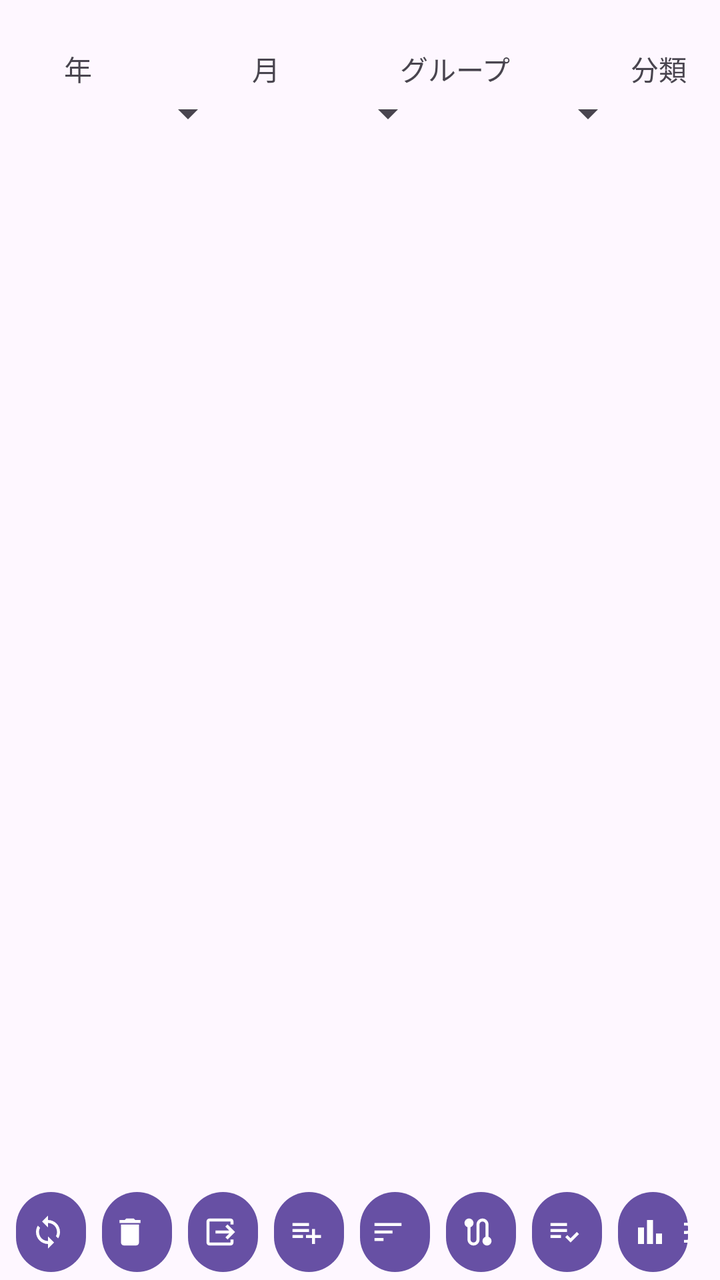
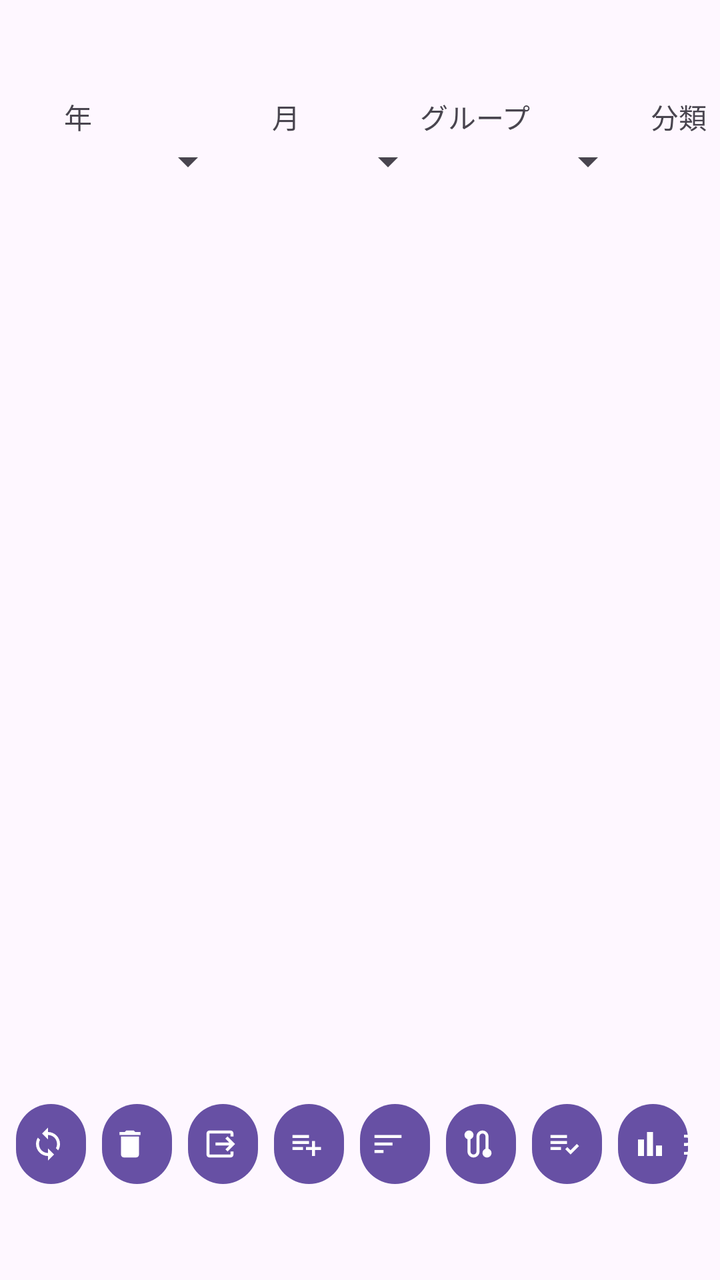

Screens rendered from an Android XML layout before and after an edit, with the pre-edit source and the edit as a unified diff.
<!-- AndroidManifest.xml: application theme Theme.MyApplication4 -->
<!-- res/layout/activity_gps_trace_list.xml -->
<?xml version="1.0" encoding="utf-8"?>
<androidx.constraintlayout.widget.ConstraintLayout xmlns:android="http://schemas.android.com/apk/res/android"
    xmlns:app="http://schemas.android.com/apk/res-auto"
    xmlns:tools="http://schemas.android.com/tools"
    android:id="@+id/main"
    android:layout_width="match_parent"
    android:layout_height="match_parent"
    tools:context=".GpsTraceListActivity">

    <Spinner
        android:id="@+id/spinner7"
        android:layout_width="110dp"
        android:layout_height="wrap_content"
        android:layout_marginStart="8dp"
        app:layout_constraintStart_toStartOf="parent"
        app:layout_constraintTop_toBottomOf="@+id/textView34" />

    <Spinner
        android:id="@+id/spinner8"
        android:layout_width="100dp"
        android:layout_height="wrap_content"
        app:layout_constraintStart_toEndOf="@+id/spinner14"
        app:layout_constraintTop_toBottomOf="@+id/textView35" />

    <Spinner
        android:id="@+id/spinner9"
        android:layout_width="100dp"
        android:layout_height="wrap_content"
        android:layout_marginStart="8dp"
        app:layout_constraintStart_toEndOf="@+id/spinner8"
        app:layout_constraintTop_toBottomOf="@+id/textView36" />

    <Button
        android:id="@+id/button17"
        android:layout_width="35dp"
        android:layout_height="wrap_content"
        android:layout_marginStart="8dp"
        android:paddingLeft="7dp"
        app:icon="@drawable/ic_baseline_sync_24"
        app:layout_constraintBottom_toBottomOf="parent"
        app:layout_constraintStart_toStartOf="parent" />

    <Button
        android:id="@+id/button18"
        android:layout_width="35dp"
        android:layout_height="wrap_content"
        android:layout_marginStart="8dp"
        android:paddingLeft="5dp"
        app:icon="@drawable/ic_baseline_delete_24"
        app:layout_constraintBottom_toBottomOf="parent"
        app:layout_constraintStart_toEndOf="@+id/button17" />

    <Button
        android:id="@+id/button19"
        android:layout_width="35dp"
        android:layout_height="wrap_content"
        android:layout_marginStart="8dp"
        android:paddingLeft="5dp"
        app:icon="@drawable/ic_baseline_sort_24"
        app:layout_constraintBottom_toBottomOf="parent"
        app:layout_constraintStart_toEndOf="@+id/button27" />

    <Button
        android:id="@+id/button20"
        android:layout_width="35dp"
        android:layout_height="wrap_content"
        android:layout_marginStart="8dp"
        android:paddingLeft="7dp"
        android:paddingRight="0dp"
        app:icon="@drawable/ic_baseline_route_24"
        app:layout_constraintBottom_toBottomOf="parent"
        app:layout_constraintStart_toEndOf="@+id/button19" />

    <ListView
        android:id="@+id/gpsTraceListView"
        android:layout_width="0dp"
        android:layout_height="0dp"
        android:layout_marginStart="1dp"
        android:layout_marginEnd="1dp"
        app:layout_constraintBottom_toTopOf="@+id/button17"
        app:layout_constraintEnd_toEndOf="parent"
        app:layout_constraintStart_toStartOf="parent"
        app:layout_constraintTop_toBottomOf="@+id/spinner9" />

    <TextView
        android:id="@+id/textView34"
        android:layout_width="wrap_content"
        android:layout_height="wrap_content"
        android:layout_marginStart="32dp"
        android:layout_marginTop="24dp"
        android:text="年"
        app:layout_constraintStart_toStartOf="parent"
        app:layout_constraintTop_toTopOf="parent" />

    <TextView
        android:id="@+id/textView35"
        android:layout_width="wrap_content"
        android:layout_height="wrap_content"
        android:layout_marginStart="60dp"
        android:layout_marginTop="24dp"
        android:text="グループ"
        app:layout_constraintStart_toEndOf="@+id/textView37"
        app:layout_constraintTop_toTopOf="parent" />

    <TextView
        android:id="@+id/textView36"
        android:layout_width="wrap_content"
        android:layout_height="wrap_content"
        android:layout_marginStart="60dp"
        android:layout_marginTop="24dp"
        android:text="分類"
        app:layout_constraintStart_toEndOf="@+id/textView35"
        app:layout_constraintTop_toTopOf="parent" />

    <Button
        android:id="@+id/button25"
        android:layout_width="35dp"
        android:layout_height="wrap_content"
        android:layout_marginStart="8dp"
        android:paddingLeft="7dp"
        app:icon="@drawable/ic_outline_playlist_add_check_24"
        app:layout_constraintBottom_toBottomOf="parent"
        app:layout_constraintStart_toEndOf="@+id/button20" />

    <Button
        android:id="@+id/button27"
        android:layout_width="35dp"
        android:layout_height="wrap_content"
        android:layout_marginStart="8dp"
        android:paddingLeft="7dp"
        android:paddingRight="0dp"
        app:icon="@drawable/ic_baseline_playlist_add_24"
        app:layout_constraintBottom_toBottomOf="parent"
        app:layout_constraintStart_toEndOf="@+id/button28" />

    <Button
        android:id="@+id/button28"
        android:layout_width="35dp"
        android:layout_height="wrap_content"
        android:layout_marginStart="8dp"
        android:paddingLeft="7dp"
        android:paddingRight="0dp"
        app:icon="@drawable/ic_baseline_output_24"
        app:layout_constraintBottom_toBottomOf="parent"
        app:layout_constraintStart_toEndOf="@+id/button18" />

    <Button
        android:id="@+id/button"
        android:layout_width="35dp"
        android:layout_height="wrap_content"
        android:layout_marginStart="8dp"
        android:paddingLeft="7dp"
        android:paddingRight="0dp"
        android:text="B"
        app:icon="@drawable/outline_bar_chart_24"
        app:layout_constraintBottom_toBottomOf="parent"
        app:layout_constraintStart_toEndOf="@+id/button25" />

    <Spinner
        android:id="@+id/spinner14"
        android:layout_width="100dp"
        android:layout_height="wrap_content"
        app:layout_constraintStart_toEndOf="@+id/spinner7"
        app:layout_constraintTop_toBottomOf="@+id/textView37" />

    <TextView
        android:id="@+id/textView37"
        android:layout_width="wrap_content"
        android:layout_height="wrap_content"
        android:layout_marginStart="80dp"
        android:layout_marginTop="24dp"
        android:text="月"
        app:layout_constraintStart_toEndOf="@+id/textView34"
        app:layout_constraintTop_toTopOf="parent" />

</androidx.constraintlayout.widget.ConstraintLayout>
<!-- resources referenced by this layout -->
<resources>
  <!-- drawable ic_baseline_delete_24 (drawable) -->
  <vector android:height="24dp" android:tint="#000000"
      android:viewportHeight="24" android:viewportWidth="24"
      android:width="24dp" xmlns:android="http://schemas.android.com/apk/res/android">
      <path android:fillColor="@android:color/white" android:pathData="M6,19c0,1.1 0.9,2 2,2h8c1.1,0 2,-0.9 2,-2V7H6v12zM19,4h-3.5l-1,-1h-5l-1,1H5v2h14V4z"/>
  </vector>
  <!-- drawable ic_baseline_output_24 (drawable) -->
  <vector android:height="24dp" android:tint="#000000"
      android:viewportHeight="24" android:viewportWidth="24"
      android:width="24dp" xmlns:android="http://schemas.android.com/apk/res/android">
      <path android:fillColor="@android:color/white" android:pathData="M17,17l5,-5l-5,-5l-1.41,1.41l2.58,2.59l-9.17,0l0,2l9.17,0l-2.58,2.59z"/>
      <path android:fillColor="@android:color/white" android:pathData="M19,19H5V5h14v2h2V5c0,-1.1 -0.89,-2 -2,-2H5C3.9,3 3,3.9 3,5v14c0,1.1 0.9,2 2,2h14c1.11,0 2,-0.9 2,-2v-2h-2V19z"/>
  </vector>
  <!-- drawable ic_baseline_playlist_add_24 (drawable) -->
  <vector android:autoMirrored="true" android:height="24dp"
      android:tint="#000000" android:viewportHeight="24"
      android:viewportWidth="24" android:width="24dp" xmlns:android="http://schemas.android.com/apk/res/android">
      <path android:fillColor="@android:color/white" android:pathData="M14,10H3v2h11V10zM14,6H3v2h11V6zM18,14v-4h-2v4h-4v2h4v4h2v-4h4v-2H18zM3,16h7v-2H3V16z"/>
  </vector>
  <!-- drawable ic_baseline_route_24 (drawable) -->
  <vector android:height="24dp" android:tint="#000000"
      android:viewportHeight="24" android:viewportWidth="24"
      android:width="24dp" xmlns:android="http://schemas.android.com/apk/res/android">
      <path android:fillColor="@android:color/white" android:pathData="M19,15.18V7c0,-2.21 -1.79,-4 -4,-4s-4,1.79 -4,4v10c0,1.1 -0.9,2 -2,2s-2,-0.9 -2,-2V8.82C8.16,8.4 9,7.3 9,6c0,-1.66 -1.34,-3 -3,-3S3,4.34 3,6c0,1.3 0.84,2.4 2,2.82V17c0,2.21 1.79,4 4,4s4,-1.79 4,-4V7c0,-1.1 0.9,-2 2,-2s2,0.9 2,2v8.18c-1.16,0.41 -2,1.51 -2,2.82c0,1.66 1.34,3 3,3s3,-1.34 3,-3C21,16.7 20.16,15.6 19,15.18z"/>
  </vector>
  <!-- drawable ic_baseline_sort_24 (drawable) -->
  <vector android:autoMirrored="true" android:height="24dp"
      android:tint="#000000" android:viewportHeight="24"
      android:viewportWidth="24" android:width="24dp" xmlns:android="http://schemas.android.com/apk/res/android">
      <path android:fillColor="@android:color/white" android:pathData="M3,18h6v-2L3,16v2zM3,6v2h18L21,6L3,6zM3,13h12v-2L3,11v2z"/>
  </vector>
  <!-- drawable ic_baseline_sync_24 (drawable) -->
  <vector xmlns:android="http://schemas.android.com/apk/res/android"
      android:width="24dp"
      android:height="24dp"
      android:viewportWidth="24"
      android:viewportHeight="24"
      android:tint="?attr/colorControlNormal">
    <path
        android:fillColor="@android:color/white"
        android:pathData="M12,4L12,1L8,5l4,4L12,6c3.31,0 6,2.69 6,6 0,1.01 -0.25,1.97 -0.7,2.8l1.46,1.46C19.54,15.03 20,13.57 20,12c0,-4.42 -3.58,-8 -8,-8zM12,18c-3.31,0 -6,-2.69 -6,-6 0,-1.01 0.25,-1.97 0.7,-2.8L5.24,7.74C4.46,8.97 4,10.43 4,12c0,4.42 3.58,8 8,8v3l4,-4 -4,-4v3z"/>
  </vector>
  <!-- drawable outline_bar_chart_24 (drawable) -->
  <vector xmlns:android="http://schemas.android.com/apk/res/android" android:height="24dp" android:tint="#000000" android:viewportHeight="960" android:viewportWidth="960" android:width="24dp">
        
      <path android:fillColor="@android:color/white" android:pathData="M640,800L640,520L800,520L800,800L640,800ZM400,800L400,160L560,160L560,800L400,800ZM160,800L160,360L320,360L320,800L160,800Z"/>
      
  </vector>
  <style name="Theme.MyApplication4" parent="Base.Theme.MyApplication4" />
  <style name="Base.Theme.MyApplication4" parent="Theme.Material3.DayNight">
          
          
      </style>
  <!-- unchanged entries left out for length: 1 -->
</resources>

<!-- the commit's change to res/layout/activity_gps_trace_list.xml (unified diff, before → after) -->
@@ -35,6 +35,7 @@
         android:layout_width="35dp"
         android:layout_height="wrap_content"
         android:layout_marginStart="8dp"
+        android:layout_marginBottom="44dp"
         android:paddingLeft="7dp"
         app:icon="@drawable/ic_baseline_sync_24"
         app:layout_constraintBottom_toBottomOf="parent"
@@ -45,6 +46,7 @@
         android:layout_width="35dp"
         android:layout_height="wrap_content"
         android:layout_marginStart="8dp"
+        android:layout_marginBottom="44dp"
         android:paddingLeft="5dp"
         app:icon="@drawable/ic_baseline_delete_24"
         app:layout_constraintBottom_toBottomOf="parent"
@@ -55,6 +57,7 @@
         android:layout_width="35dp"
         android:layout_height="wrap_content"
         android:layout_marginStart="8dp"
+        android:layout_marginBottom="44dp"
         android:paddingLeft="5dp"
         app:icon="@drawable/ic_baseline_sort_24"
         app:layout_constraintBottom_toBottomOf="parent"
@@ -65,6 +68,7 @@
         android:layout_width="35dp"
         android:layout_height="wrap_content"
         android:layout_marginStart="8dp"
+        android:layout_marginBottom="44dp"
         android:paddingLeft="7dp"
         android:paddingRight="0dp"
         app:icon="@drawable/ic_baseline_route_24"
@@ -87,7 +91,7 @@
         android:layout_width="wrap_content"
         android:layout_height="wrap_content"
         android:layout_marginStart="32dp"
-        android:layout_marginTop="24dp"
+        android:layout_marginTop="48dp"
         android:text="年"
         app:layout_constraintStart_toStartOf="parent"
         app:layout_constraintTop_toTopOf="parent" />
@@ -97,26 +101,25 @@
         android:layout_width="wrap_content"
         android:layout_height="wrap_content"
         android:layout_marginStart="60dp"
-        android:layout_marginTop="24dp"
         android:text="グループ"
         app:layout_constraintStart_toEndOf="@+id/textView37"
-        app:layout_constraintTop_toTopOf="parent" />
+        app:layout_constraintTop_toTopOf="@+id/textView37" />
 
     <TextView
         android:id="@+id/textView36"
         android:layout_width="wrap_content"
         android:layout_height="wrap_content"
         android:layout_marginStart="60dp"
-        android:layout_marginTop="24dp"
         android:text="分類"
         app:layout_constraintStart_toEndOf="@+id/textView35"
-        app:layout_constraintTop_toTopOf="parent" />
+        app:layout_constraintTop_toTopOf="@+id/textView35" />
 
     <Button
         android:id="@+id/button25"
         android:layout_width="35dp"
         android:layout_height="wrap_content"
         android:layout_marginStart="8dp"
+        android:layout_marginBottom="44dp"
         android:paddingLeft="7dp"
         app:icon="@drawable/ic_outline_playlist_add_check_24"
         app:layout_constraintBottom_toBottomOf="parent"
@@ -127,6 +130,7 @@
         android:layout_width="35dp"
         android:layout_height="wrap_content"
         android:layout_marginStart="8dp"
+        android:layout_marginBottom="44dp"
         android:paddingLeft="7dp"
         android:paddingRight="0dp"
         app:icon="@drawable/ic_baseline_playlist_add_24"
@@ -138,6 +142,7 @@
         android:layout_width="35dp"
         android:layout_height="wrap_content"
         android:layout_marginStart="8dp"
+        android:layout_marginBottom="44dp"
         android:paddingLeft="7dp"
         android:paddingRight="0dp"
         app:icon="@drawable/ic_baseline_output_24"
@@ -149,6 +154,7 @@
         android:layout_width="35dp"
         android:layout_height="wrap_content"
         android:layout_marginStart="8dp"
+        android:layout_marginBottom="44dp"
         android:paddingLeft="7dp"
         android:paddingRight="0dp"
         android:text="B"
@@ -167,10 +173,9 @@
         android:id="@+id/textView37"
         android:layout_width="wrap_content"
         android:layout_height="wrap_content"
-        android:layout_marginStart="80dp"
-        android:layout_marginTop="24dp"
+        android:layout_marginStart="90dp"
         android:text="月"
         app:layout_constraintStart_toEndOf="@+id/textView34"
-        app:layout_constraintTop_toTopOf="parent" />
+        app:layout_constraintTop_toTopOf="@+id/textView34" />
 
 </androidx.constraintlayout.widget.ConstraintLayout>
